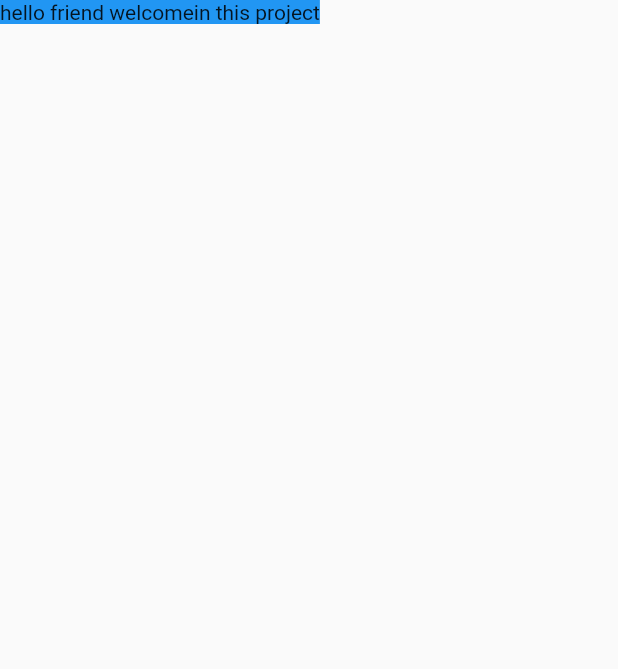
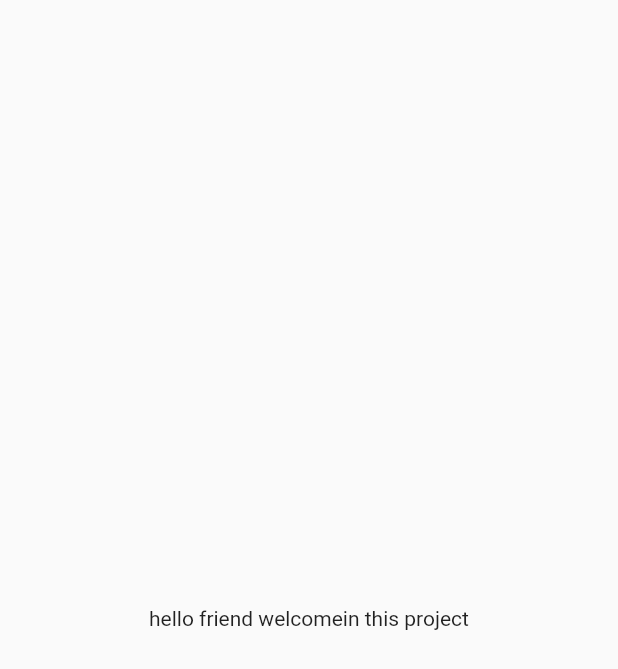
Before and after one commit to AzharJava/YAGNENA-KALPATHA, a Flutter app: the screen it shows after launch, on a phone screen of 412 x 824 dp. Shown: the top 669 px of the screen. Run offline on Flutter 3.47's test engine with Material 2 defaults, Android fonts, the phone set to English and light mode, and no system bars.

Commit message:
remove unused code

```diff
--- a/lib/screens/authnatication/login_screen.dart
+++ b/lib/screens/authnatication/login_screen.dart
@@ -6,10 +6,7 @@ class LoginScreen extends StatelessWidget {
   @override
   Widget build(BuildContext context) {
     return Scaffold(
-      body: Container(
-        color: Colors.blue,
-        child: Text("hello friend welcomein this project"),
-      ),
+      body: Center(child: Text("hello friend welcomein this project")),
     );
   }
 }
```
